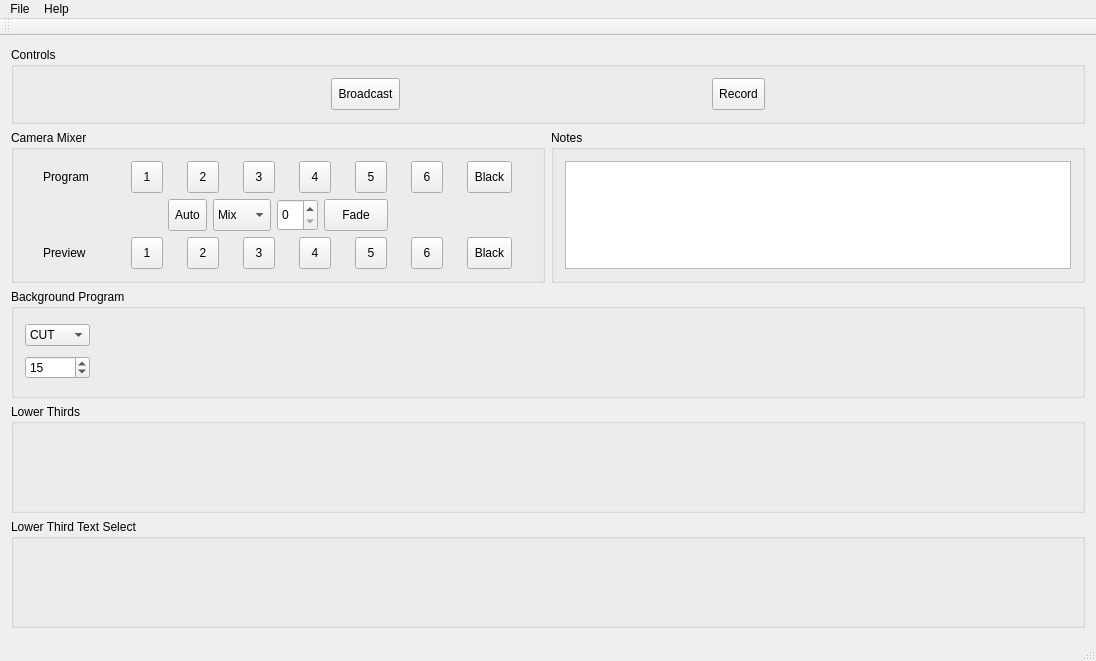
Qt form FEG Live Producer/fegliveproducer.ui (davidweisgerber/FEGLive) before a commit.
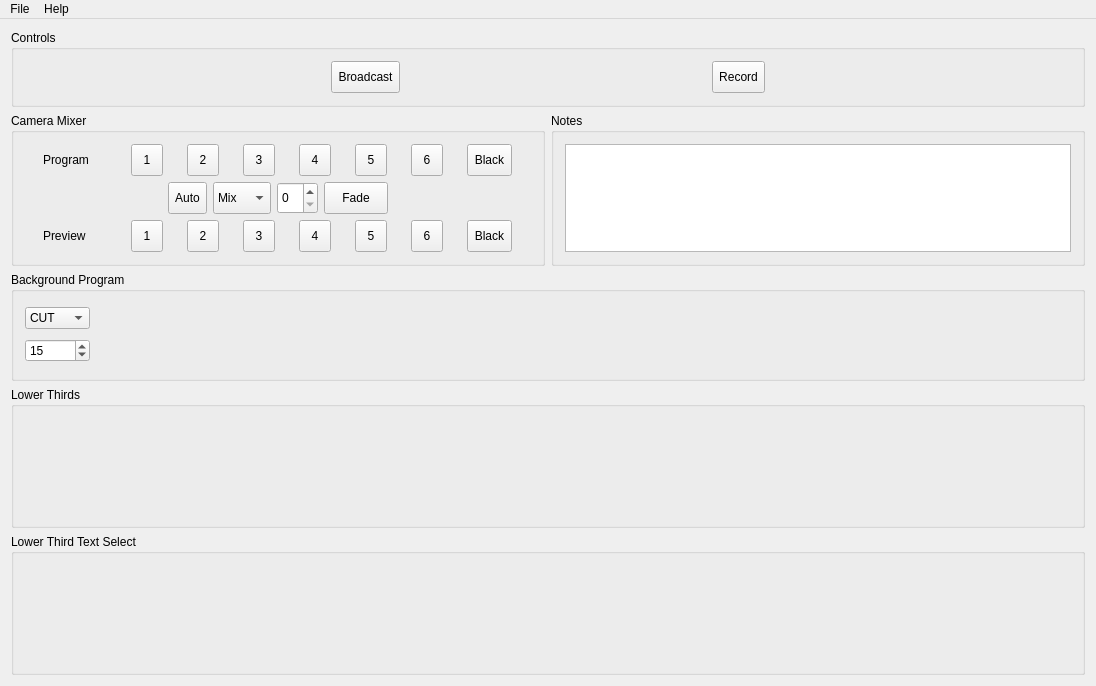
The same form after that commit. Custom widgets are drawn as their Qt base class.

Patch:
```diff
--- a/FEG Live Producer/fegliveproducer.ui
+++ b/FEG Live Producer/fegliveproducer.ui
@@ -7,7 +7,7 @@
     <x>0</x>
     <y>0</y>
     <width>1096</width>
-    <height>615</height>
+    <height>628</height>
    </rect>
   </property>
   <property name="windowTitle">
@@ -562,7 +562,7 @@
          <property name="minimumSize">
           <size>
            <width>0</width>
-           <height>64</height>
+           <height>96</height>
           </size>
          </property>
         </widget>
@@ -581,7 +581,7 @@
          <property name="minimumSize">
           <size>
            <width>0</width>
-           <height>64</height>
+           <height>96</height>
           </size>
          </property>
         </widget>
@@ -617,15 +617,6 @@
    <addaction name="menuFile"/>
    <addaction name="menuHelp"/>
   </widget>
-  <widget class="QToolBar" name="mainToolBar">
-   <attribute name="toolBarArea">
-    <enum>TopToolBarArea</enum>
-   </attribute>
-   <attribute name="toolBarBreak">
-    <bool>false</bool>
-   </attribute>
-  </widget>
-  <widget class="QStatusBar" name="statusBar"/>
   <action name="actionLoad_Preset">
    <property name="text">
     <string>Load Preset</string>
```
Left out of the diff: 4 changed lines with no effect on the pictures.
